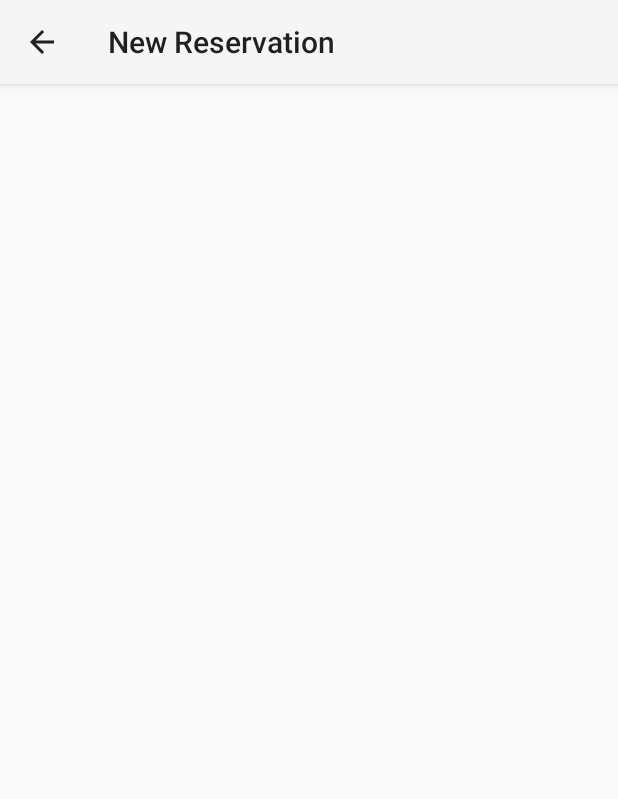
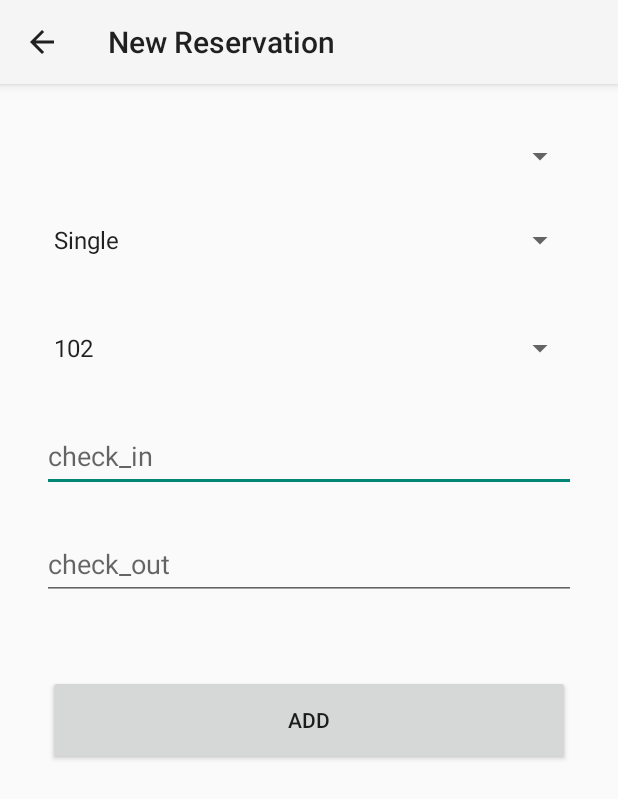
Before and after one commit to ouha1001/Hotel_APP, an Android app: the NewReservation screen opened directly, with no data from a screen before it, on a phone screen of 412 x 824 dp. Shown: the top 799 px of the screen. Run offline under Robolectric (Android 15) with nearby library versions, the light colour scheme and no system bars.

Commit message:
9awadnaha

```diff
--- a/app/src/main/java/com/example/hotelapp/AddNewUser.java
+++ b/app/src/main/java/com/example/hotelapp/AddNewUser.java
@@ -77,7 +77,9 @@ public class AddNewUser extends AppCompatActivity {
             public void onDateSet(DatePicker view, int year, int month, int dayOfMonth) {
                     checkDatum(year);
                     month= month+1;
-                    String date = day+"/"+month+"/"+year;
+                    //Date tag = new Date(year,month,dayOfMonth);
+                    String date = dayOfMonth+"/"+month+"/"+year;
+                    //String days = tag.getDay()+"/"+tag.getMonth()+"/"+ tag.getYear();
                     geburtstagK.setText(date);
 
 
@@ -92,6 +94,7 @@ public class AddNewUser extends AppCompatActivity {
                 db.addUser(Tvorname.getText().toString().trim(),Tnachname.getText().toString().trim()
                         ,geburtstagK.getText().toString().trim(),emailK.getText().toString().trim()
                         ,telK.getText().toString().trim(),landK.getText().toString().trim());
+
             }
         });
 
--- a/app/src/main/java/com/example/hotelapp/HomePageActivity.java
+++ b/app/src/main/java/com/example/hotelapp/HomePageActivity.java
@@ -80,11 +80,13 @@ public class HomePageActivity extends AppCompatActivity {
                 b.setTitle("Kunde Informationen");
                 b.setMessage(sb.toString());
                 AlertDialog a=b.create();
+
                 b.show();
 
 
             }
         }
+
     }
 
 }
--- a/app/src/main/java/com/example/hotelapp/NewReservation.java
+++ b/app/src/main/java/com/example/hotelapp/NewReservation.java
@@ -1,16 +1,210 @@
 package com.example.hotelapp;
 
+import androidx.appcompat.app.AlertDialog;
 import androidx.appcompat.app.AppCompatActivity;
 
+import android.app.DatePickerDialog;
+import android.database.Cursor;
+import android.graphics.Color;
+import android.graphics.drawable.ColorDrawable;
 import android.os.Bundle;
+import android.view.View;
+import android.widget.AdapterView;
+import android.widget.ArrayAdapter;
+import android.widget.Button;
+import android.widget.DatePicker;
+import android.widget.EditText;
+import android.widget.Spinner;
+import android.widget.Toast;
 
-public class NewReservation extends AppCompatActivity {
+import java.sql.Date;
+import java.util.ArrayList;
+import java.util.Calendar;
+import java.util.HashMap;
+import java.util.List;
+import java.util.Map;
+import java.util.Objects;
+
+
+public class NewReservation extends AppCompatActivity implements AdapterView.OnItemSelectedListener {
+    Database db;
+    String itemselected;
+    volatile Spinner spinner,spinner1,spinner2;
+    Map<Integer, String> rooms =new Zimmer().getRooms();
+    Map<String, Integer> Kunde;
+    EditText checkIn,checkOut;
+    long i,i1;
+    Button btnadd;
+
+
+    DatePickerDialog.OnDateSetListener setListener,setListener_out;
+    AlertDialog.Builder b;
+
+    public  boolean checkDatum(int year){
+        boolean res;
+        Calendar calendar = Calendar.getInstance();
+        if(year< calendar.get(Calendar.YEAR)){
+
+            b = new AlertDialog.Builder(this);
+            b.setCancelable(true);
+            b.setTitle("Kunde Informationen");
+            b.setMessage("Date unvalid");
+            AlertDialog a=b.create();
+            b.show();
+
+
+            res = false;
+        }
+        else {
+            res =true;
+        }
+        return  res;
+    }
+
+
+    public  void storeAllClients(){
+        Cursor c = db.readAllData();
+        if (c.getCount()==0){
+            Toast.makeText(this, "Keine Kunden ", Toast.LENGTH_SHORT).show();
+        }
+        else {
+            while (c.moveToNext()){
+                Kunde.put(c.getString(1)+" "+c.getString(2), Integer.parseInt(c.getString(0)));
+
+            }
+        }
+
+    }
+    public List<Integer> getRoom(Map<Integer,String> rooms){
+        List<Integer> spinnerArray = new ArrayList<>(rooms.size());
+
+        if (itemselected==null){
+            spinnerArray.addAll(rooms.keySet());
+        } else{
+        for (Integer list : rooms.keySet()  ) {
+
+            if (Objects.equals(rooms.get(list), itemselected)){
+                spinnerArray.add(list);}
+            }}
+        return spinnerArray;
+    }
+    @Override
+    protected void onCreate(Bundle savedInstanceState) {
+
+        super.onCreate(savedInstanceState);
+        setContentView(R.layout.activity_new_reservation);
+        Objects.requireNonNull(getSupportActionBar()).setDisplayHomeAsUpEnabled(true);
+        db = new Database(this);
+        Kunde = new HashMap<>();
+        storeAllClients();
+        Calendar calendar = Calendar.getInstance();
+        final  int year = calendar.get(Calendar.YEAR);
+        final  int month = calendar.get(Calendar.MONTH);
+        final  int day = calendar.get(Calendar.DAY_OF_MONTH);
+        checkIn=findViewById(R.id.checkin);
+        checkOut=findViewById(R.id.checkout);
+        btnadd=findViewById(R.id.add_reservation);
+        btnadd.setOnClickListener(new View.OnClickListener() {
+            @Override
+            public void onClick(View v) {
+                long Result =(i1-i)/86400000;
+                long price = (itemselected.equals("Single")) ? 10 * Result : 20 * Result;
+                db.addReservation(Kunde.get(spinner2.getSelectedItem().toString()),Integer.parseInt(spinner.getSelectedItem().toString()),checkIn.toString(),checkOut.toString(),(int)price);
+
+            }
+        });
+        checkIn.setOnClickListener(new View.OnClickListener() {
+            @Override
+            public void onClick(View v) {
+                DatePickerDialog datePickerDialog = new DatePickerDialog(
+                        NewReservation.this, android.R.style.Theme_Holo_Light_Dialog_MinWidth
+                        ,setListener,year,month,day);
+                datePickerDialog.getWindow().setBackgroundDrawable(new ColorDrawable(Color.TRANSPARENT));
+                datePickerDialog.show();
+            }
+        });
+
+        setListener = new DatePickerDialog.OnDateSetListener() {
+
+            @Override
+            public void onDateSet(DatePicker view, int year, int month, int dayOfMonth) {
+                checkDatum(year);
+                month= month+1;
+                Date tag = new Date(year,month,dayOfMonth);
+                String date = dayOfMonth+"/"+month+"/"+year;
+                i= tag.getTime();
+                Toast.makeText(NewReservation.this, "psss "+i, Toast.LENGTH_SHORT).show();
+                //String days = tag.getDay()+"/"+tag.getMonth()+"/"+ tag.getYear();
+                checkIn.setText(date);
+
+
+
+            }
+        };
+        checkOut.setOnClickListener(new View.OnClickListener() {
+            @Override
+            public void onClick(View v) {
+                DatePickerDialog datePickerDialog = new DatePickerDialog(
+                        NewReservation.this, android.R.style.Theme_Holo_Light_Dialog_MinWidth
+                        ,setListener_out,year,month,day);
+                datePickerDialog.getWindow().setBackgroundDrawable(new ColorDrawable(Color.TRANSPARENT));
+                datePickerDialog.show();
+            }
+        });
+        setListener_out = new DatePickerDialog.OnDateSetListener() {
+
+            @Override
+            public void onDateSet(DatePicker view, int year, int month, int dayOfMonth) {
+                checkDatum(year);
+                month= month+1;
+                Date tag = new Date(year,month,dayOfMonth);
+                String date = dayOfMonth+"/"+month+"/"+year;
+                i1= tag.getTime();
+                //String days = tag.getDay()+"/"+tag.getMonth()+"/"+ tag.getYear();
+                checkOut.setText(date);
+
+            }
+        };
+        //Type Zimmer
+        spinner1 =findViewById(R.id.id_typeroom);
+        ArrayAdapter<CharSequence> adapter_= ArrayAdapter.createFromResource(this,R.array.TypeZimmer , android.R.layout.simple_spinner_item);
+        adapter_.setDropDownViewResource(android.R.layout.simple_spinner_dropdown_item);
+        spinner1.setAdapter(adapter_);
+        spinner1.setOnItemSelectedListener(new AdapterView.OnItemSelectedListener() {
+            @Override
+            public void onItemSelected(AdapterView<?> parent, View view, int position, long id) {
+                itemselected=spinner1.getSelectedItem().toString();
+                spinner =findViewById(R.id.id_room);
+                ArrayAdapter<Integer> adapter = new ArrayAdapter<Integer>(NewReservation.this , android.R.layout.simple_spinner_item,getRoom(rooms));
+                adapter.setDropDownViewResource(android.R.layout.simple_spinner_dropdown_item);
+                spinner.setAdapter(adapter);
+                spinner.setOnItemSelectedListener(NewReservation.this);
+
+            }
+
+            @Override
+            public void onNothingSelected(AdapterView<?> parent) {
+
+            }
+        });
+
+        spinner2 =findViewById(R.id.id_Kund);
+        ArrayAdapter<String> adapter2= new ArrayAdapter<String>(this,android.R.layout.simple_spinner_dropdown_item, new ArrayList<>(Kunde.keySet()));
+        spinner2.setAdapter(adapter2);
+        spinner2.setOnItemSelectedListener(this);
+
+
+
+    }
 
     @Override
-    protected void onCreate(Bundle savedInstanceState) {
-        super.onCreate(savedInstanceState);
-        setContentView(R.layout.activity_new_reservation);
-        getSupportActionBar().setDisplayHomeAsUpEnabled(true);
+    public void onItemSelected(AdapterView<?> parent, View view, int position, long id) {
+        String text = parent.getItemAtPosition(position).toString();
+
+    }
+
+    @Override
+    public void onNothingSelected(AdapterView<?> parent) {
 
     }
 }
--- /dev/null
+++ b/app/src/main/java/com/example/hotelapp/Zimmer.java
@@ -0,0 +1,27 @@
+package com.example.hotelapp;
+
+import java.util.Map;
+import java.util.concurrent.ConcurrentHashMap;
+
+public class Zimmer {
+
+    private final Map<Integer, String> rooms= new ConcurrentHashMap<>();
+
+    public Map<Integer, String> getRooms() {
+        return rooms;
+    }
+
+    public Zimmer() {
+        rooms.put(101,"Double");
+        rooms.put(102,"Single");
+        rooms.put(103,"Double");
+        rooms.put(104,"Single");
+        rooms.put(105,"Double");
+        rooms.put(106,"Single");
+        rooms.put(107,"Double");
+        rooms.put(108,"Single");
+        rooms.put(109,"Double");
+        rooms.put(110,"Single");
+        rooms.put(111,"Double");
+    }
+}
--- a/app/src/main/res/layout/activity_add_new_user.xml
+++ b/app/src/main/res/layout/activity_add_new_user.xml
@@ -181,7 +181,6 @@
         android:autofillHints=""
         android:background="#30ffffff"
         android:hint="@string/geburtsdatum"
-        android:inputType="text"
         android:padding="10dp"
         android:textColor="@color/white"
         android:textColorHint="#6D4C41"
--- a/app/src/main/res/layout/activity_new_reservation.xml
+++ b/app/src/main/res/layout/activity_new_reservation.xml
@@ -6,11 +6,97 @@
     android:layout_height="match_parent"
     tools:context=".NewReservation">
 
-    <GridLayout
+    <Spinner
+        android:id="@+id/id_typeroom"
+        android:layout_width="356dp"
+        android:layout_height="wrap_content"
+        android:layout_marginStart="24dp"
+        android:layout_marginTop="80dp"
+        android:layout_marginEnd="24dp"
+        android:ems="10"
+        android:hint="customer_id"
+        android:minHeight="48dp"
+        app:layout_constraintEnd_toEndOf="parent"
+        app:layout_constraintHorizontal_bias="0.5"
+        app:layout_constraintStart_toStartOf="parent"
+        app:layout_constraintTop_toTopOf="parent" />
+
+    <Spinner
+        android:id="@+id/id_room"
+        android:layout_width="356dp"
+        android:layout_height="48dp"
+        android:layout_marginTop="24dp"
+        android:ems="10"
+        android:hint="room_id"
+        app:layout_constraintEnd_toEndOf="parent"
+        app:layout_constraintHorizontal_bias="0.5"
+        app:layout_constraintStart_toStartOf="parent"
+        app:layout_constraintTop_toBottomOf="@+id/id_typeroom" />
+
+    <LinearLayout
+        android:layout_width="356dp"
+        android:layout_height="wrap_content"
+        android:layout_marginStart="24dp"
+        android:layout_marginEnd="24dp"
+        android:ems="10"
+        app:layout_constraintEnd_toEndOf="parent"
+        app:layout_constraintHorizontal_bias="0.5"
+        app:layout_constraintStart_toStartOf="parent"
+        tools:ignore="MissingConstraints">
+
+        <Spinner
+            android:id="@+id/id_Kund"
+            android:layout_width="match_parent"
+            android:layout_height="wrap_content"
+            android:layout_marginTop="24dp"
+            android:ems="10"
+            app:layout_constraintEnd_toEndOf="parent"
+            app:layout_constraintHorizontal_bias="0.5"
+            app:layout_constraintStart_toStartOf="parent" />
+
+    </LinearLayout>
+
+    <EditText
+        android:id="@+id/checkin"
+        android:layout_width="356dp"
+        android:layout_height="wrap_content"
+        android:layout_marginStart="16dp"
+        android:layout_marginTop="24dp"
+        android:layout_marginEnd="16dp"
+        android:ems="10"
+        android:hint="check_in"
+        android:minHeight="48dp"
+        app:layout_constraintEnd_toEndOf="parent"
+        app:layout_constraintHorizontal_bias="0.5"
+        app:layout_constraintStart_toStartOf="parent"
+        app:layout_constraintTop_toBottomOf="@+id/id_room" />
+
+    <EditText
+        android:id="@+id/checkout"
+        android:layout_width="356dp"
+        android:layout_height="wrap_content"
+        android:layout_marginStart="16dp"
+        android:layout_marginTop="24dp"
+        android:layout_marginEnd="16dp"
+        android:ems="10"
+        android:hint="check_out"
+        android:minHeight="48dp"
+        app:layout_constraintEnd_toEndOf="parent"
+        app:layout_constraintHorizontal_bias="0.5"
+        app:layout_constraintStart_toStartOf="parent"
+        app:layout_constraintTop_toBottomOf="@+id/checkin" />
+
+    <Button
+        android:id="@+id/add_reservation"
         android:layout_width="match_parent"
-        android:layout_height="match_parent"
-        android:columnCount="2"
-        android:rowCount="4"
-
-        />
+        android:layout_height="60sp"
+        android:layout_marginStart="32dp"
+        android:layout_marginTop="50dp"
+        android:layout_marginEnd="32dp"
+        android:text="ADD"
+        android:textAlignment="center"
+        app:layout_constraintEnd_toEndOf="parent"
+        app:layout_constraintHorizontal_bias="0.5"
+        app:layout_constraintStart_toStartOf="parent"
+        app:layout_constraintTop_toBottomOf="@+id/checkout" />
 </androidx.constraintlayout.widget.ConstraintLayout>
--- a/app/src/main/res/values/strings.xml
+++ b/app/src/main/res/values/strings.xml
@@ -1,11 +1,14 @@
 <resources>
     <string name="app_name">Hotel App</string>
     <string name="sign_in">Sign in</string>
-    <string name="home_page">Home page</string>
-    <string name="order_list">Order List</string>
-    <string name="new_reservation">New Reservation</string>
-
-    <string name="first_name">Vorname</string>
+    <string name="home_page" translatable="false">Home page</string>
+    <string name="order_list" translatable="false">Order List</string>
+    <string name="new_reservation" translatable="false">New Reservation</string>
+    <string-array name="TypeZimmer">
+        <item>Single</item>
+        <item>Double</item>
+    </string-array>
+    <string name="first_name" translatable="false">Vorname</string>
     <string name="col1">OrderID</string>
     <string name="col2">First name</string>
     <string name="col3">Last name</string>
```
Also changed, not shown: app/src/main/AndroidManifest.xml (+10 -4 lines), app/src/main/java/com/example/hotelapp/Database.java (+31 -17 lines), app/src/main/java/com/example/hotelapp/activity_add_Zimmer.java (added, +14 -0 lines), app/src/main/res/layout/activity_add_zimmer.xml (added, +9 -0 lines), 1 other file.
